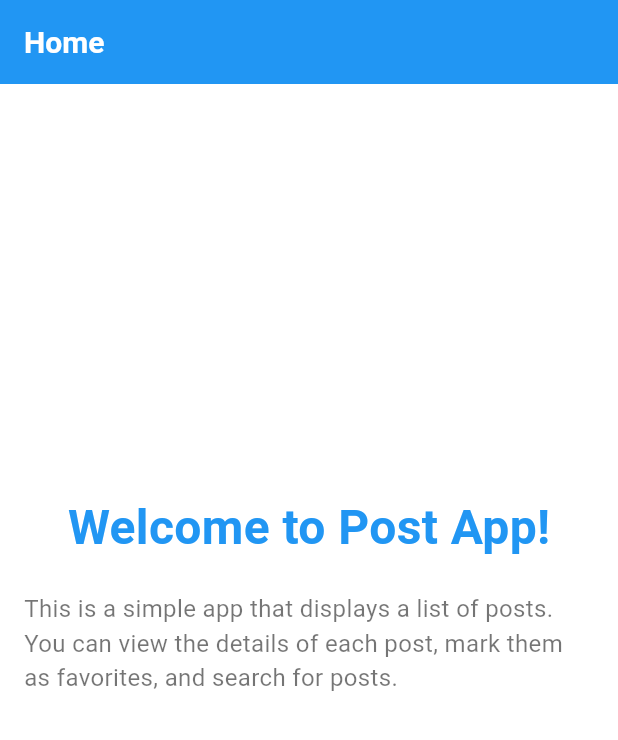
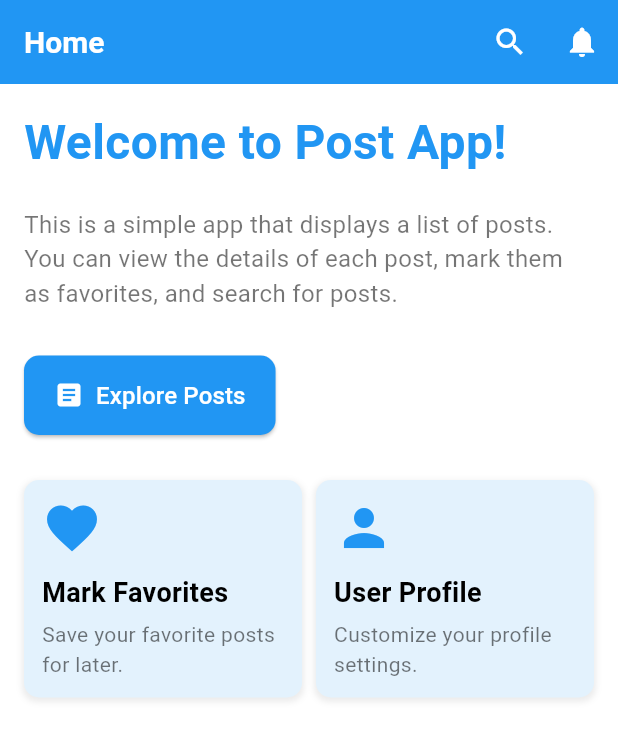
Before and after one commit to helloaim4n/flutter-assessment-2, a Flutter app: the screen it shows after launch, on a phone screen of 412 x 824 dp. Shown: the top 740 px of the screen. Run offline on Flutter 3.47's test engine with Material 3 defaults, Android fonts, the light colour scheme and no system bars.

Commit message:
chore: Refactor home screen, add app bar actions, and improve UI layout

```diff
--- a/lib/screens/home.dart
+++ b/lib/screens/home.dart
@@ -1,8 +1,6 @@
+import 'package:flutter/material.dart';
 import 'package:assessment_2_app/screens/favorite.dart';
 import 'package:assessment_2_app/screens/posts_list.dart';
-import 'package:flutter/material.dart';
-import 'package:flutter/widgets.dart';
-
 import '../widgets/bottom_navbar.dart';
 import 'user_profile.dart';
 
@@ -47,24 +45,176 @@ class HomeContent extends StatelessWidget {
   @override
   Widget build(BuildContext context) {
     return Scaffold(
-      appBar: AppBar(title: const Text('Home')),
-      body: const Padding(
-          padding: EdgeInsets.all(16),
-          child: Column(mainAxisAlignment: MainAxisAlignment.center, children: [
-            Text(
+      appBar: AppBar(
+        title: const Text('Home'),
+        actions: [
+          IconButton(
+            icon: const Icon(Icons.search),
+            onPressed: () {
+              // Navigate to search screen or display search UI
+            },
+          ),
+          IconButton(
+            icon: const Icon(Icons.notifications),
+            onPressed: () {
+              // Handle notifications
+            },
+          ),
+        ],
+      ),
+      body: SingleChildScrollView(
+        padding: const EdgeInsets.all(16),
+        child: Column(
+          crossAxisAlignment: CrossAxisAlignment.start,
+          children: [
+            const Text(
               'Welcome to Post App!',
               style: TextStyle(
                   fontSize: 32,
                   fontWeight: FontWeight.bold,
                   color: Colors.blue),
             ),
-            SizedBox(height: 20),
-            Text(
+            const SizedBox(height: 20),
+            const Text(
               'This is a simple app that displays a list of posts. You can view the details of each post, mark them as favorites, and search for posts.',
               style: TextStyle(fontSize: 16, color: Colors.black54),
             ),
-            SizedBox(height: 30),
-          ])),
+            const SizedBox(height: 30),
+            ElevatedButton.icon(
+              onPressed: () {
+                Navigator.pushNamed(context, '/posts');
+              },
+              style: ElevatedButton.styleFrom(
+                foregroundColor: Colors.white,
+                padding:
+                    const EdgeInsets.symmetric(horizontal: 20, vertical: 15),
+                backgroundColor: Colors.blue,
+                shape: RoundedRectangleBorder(
+                  borderRadius: BorderRadius.circular(10),
+                ),
+              ),
+              icon: const Icon(Icons.article, size: 20),
+              label:
+                  const Text('Explore Posts', style: TextStyle(fontSize: 16)),
+            ),
+            const SizedBox(height: 30),
+            Row(
+              mainAxisAlignment: MainAxisAlignment.spaceBetween,
+              children: [
+                _buildFeatureCard(
+                  context,
+                  Icons.favorite,
+                  'Mark Favorites',
+                  'Save your favorite posts for later.',
+                  '/favorites',
+                ),
+                _buildFeatureCard(
+                  context,
+                  Icons.person,
+                  'User Profile',
+                  'Customize your profile settings.',
+                  '/profile',
+                ),
+              ],
+            ),
+          ],
+        ),
+      ),
+    );
+  }
+
+  Widget _buildFeatureCard(BuildContext context, IconData icon, String title,
+      String description, String route) {
+    return GestureDetector(
+      onTap: () {
+        Navigator.pushNamed(context, route);
+      },
+      child: Container(
+        width: MediaQuery.of(context).size.width * 0.45,
+        padding: const EdgeInsets.all(12),
+        decoration: BoxDecoration(
+          color: Colors.blue.shade50,
+          borderRadius: BorderRadius.circular(10),
+          boxShadow: [
+            BoxShadow(
+              color: Colors.grey.withOpacity(0.2),
+              spreadRadius: 1,
+              blurRadius: 3,
+              offset: const Offset(0, 2),
+            ),
+          ],
+        ),
+        child: Column(
+          crossAxisAlignment: CrossAxisAlignment.start,
+          children: [
+            Icon(icon, size: 40, color: Colors.blue),
+            const SizedBox(height: 10),
+            Text(
+              title,
+              style: const TextStyle(fontSize: 18, fontWeight: FontWeight.bold),
+            ),
+            const SizedBox(height: 5),
+            Text(
+              description,
+              style: const TextStyle(fontSize: 14, color: Colors.black54),
+            ),
+          ],
+        ),
+      ),
+    );
+  }
+
+  Widget _buildRecentPosts(BuildContext context) {
+    // Placeholder for recent posts - replace with dynamic content
+    return Column(
+      children: List.generate(
+        3,
+        (index) => Container(
+          margin: const EdgeInsets.only(bottom: 16),
+          padding: const EdgeInsets.all(12),
+          decoration: BoxDecoration(
+            color: Colors.white,
+            borderRadius: BorderRadius.circular(10),
+            boxShadow: [
+              BoxShadow(
+                color: Colors.grey.withOpacity(0.2),
+                spreadRadius: 1,
+                blurRadius: 3,
+                offset: const Offset(0, 2),
+              ),
+            ],
+          ),
+          child: Column(
+            crossAxisAlignment: CrossAxisAlignment.start,
+            children: [
+              Text(
+                'Post Title ${index + 1}',
+                style:
+                    const TextStyle(fontSize: 18, fontWeight: FontWeight.bold),
+              ),
+              const SizedBox(height: 8),
+              const Text(
+                'Lorem ipsum dolor sit amet, consectetur adipiscing elit. Sed do eiusmod tempor incididunt ut labore et dolore magna aliqua.',
+                style: TextStyle(fontSize: 14, color: Colors.black54),
+              ),
+              const SizedBox(height: 8),
+              const Row(
+                mainAxisAlignment: MainAxisAlignment.spaceBetween,
+                children: [
+                  Text(
+                    'Author: John Doe',
+                    style: TextStyle(fontSize: 12, color: Colors.grey),
+                  ),
+                  Text(
+                    'Published: 1 day ago',
+                    style: TextStyle(fontSize: 12, color: Colors.grey),
+                  ),
+                ],
+              ),
+            ],
+          ),
+        ),
+      ),
     );
   }
 }
```
